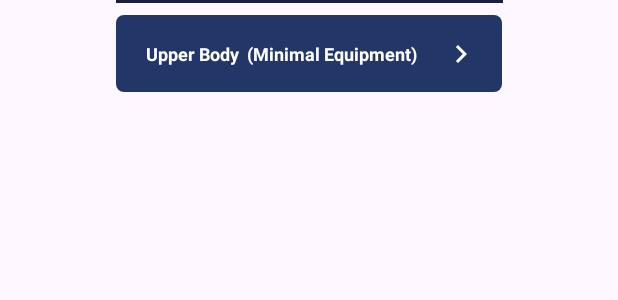
After one commit to Bangkit-Capstone-001/android-bangkit-capstone, an Android app: the layout item_daily_plans.xml on its own in the app's theme, with its tools: preview values and no code run, on a phone screen of 412 x 824 dp. The commit adds this screen. Shown: the top 300 px of the screen. Run offline under Robolectric (Android 15) with nearby library versions, the phone set to English and light mode, and no system bars.

Commit message:
adapter has been built

```diff
--- /dev/null
+++ b/app/src/main/java/com/example/capstoneapp/ui/Feature02/DailyWorkoutPlanAdapter.kt
@@ -0,0 +1,41 @@
+package com.example.capstoneapp.ui.Feature02
+
+import android.view.LayoutInflater
+import android.view.ViewGroup
+import androidx.recyclerview.widget.DiffUtil
+import androidx.recyclerview.widget.ListAdapter
+import androidx.recyclerview.widget.RecyclerView
+import com.example.capstoneapp.data.response.GetDataItem
+import com.example.capstoneapp.databinding.ItemDailyPlansBinding
+
+class DailyWorkoutPlanAdapter : ListAdapter<GetDataItem, DailyWorkoutPlanAdapter.DailyWorkoutPlanViewHolder>(DIFF_CALLBACK) {
+    class DailyWorkoutPlanViewHolder(private val binding: ItemDailyPlansBinding) : RecyclerView.ViewHolder(binding.root) {
+        fun bind(planItem: GetDataItem) {
+            val target = "${planItem.target} Body"
+            val option = "(${planItem.option})"
+            binding.itemDailyPlansTvPlanTarget.text = target
+            binding.itemDailyPlansTvPlanOption.text = option
+
+
+        }
+    }
+
+    override fun onCreateViewHolder(parent: ViewGroup, viewType: Int): DailyWorkoutPlanViewHolder {
+        val binding = ItemDailyPlansBinding.inflate(LayoutInflater.from(parent.context), parent, false)
+        return DailyWorkoutPlanViewHolder(binding)
+    }
+
+    override fun onBindViewHolder(holder: DailyWorkoutPlanViewHolder, position: Int) {
+        val planItem = getItem(position)
+        holder.bind(planItem)
+    }
+
+    companion object {
+        val DIFF_CALLBACK = object : DiffUtil.ItemCallback<GetDataItem>() {
+            override fun areItemsTheSame(oldItem: GetDataItem, newItem: GetDataItem): Boolean = oldItem == newItem
+
+            override fun areContentsTheSame(oldItem: GetDataItem, newItem: GetDataItem): Boolean = oldItem == newItem
+
+        }
+    }
+}
--- a/app/src/main/java/com/example/capstoneapp/ui/Feature02/WorkoutPlanAdapter.kt
+++ b/app/src/main/java/com/example/capstoneapp/ui/Feature02/WorkoutPlanAdapter.kt
@@ -11,7 +11,7 @@ import com.example.capstoneapp.databinding.ItemMyPlansBinding
 import com.example.capstoneapp.databinding.ItemWorkoutBinding
 import com.example.capstoneapp.ui.Feature02.WorkoutPlanDetail.WorkoutPlanDetailActivity
 
-class WorkoutPlanAdapter(): ListAdapter<GetDataItem, WorkoutPlanAdapter.WorkoutPlanViewHolder>(DIFF_CALLBACK) {
+class WorkoutPlanAdapter : ListAdapter<GetDataItem, WorkoutPlanAdapter.WorkoutPlanViewHolder>(DIFF_CALLBACK) {
 
     class WorkoutPlanViewHolder(private val binding: ItemMyPlansBinding) : RecyclerView.ViewHolder(binding.root) {
         fun bind(planItem: GetDataItem) {
--- /dev/null
+++ b/app/src/main/res/layout/item_daily_plans.xml
@@ -0,0 +1,70 @@
+<?xml version="1.0" encoding="utf-8"?>
+<androidx.constraintlayout.widget.ConstraintLayout xmlns:android="http://schemas.android.com/apk/res/android"
+    android:layout_width="match_parent"
+    android:layout_height="wrap_content"
+    xmlns:app="http://schemas.android.com/apk/res-auto">
+
+    <!--    Konsensus ID-->
+    <!--    location_layout_name-->
+    <!--    cth : itemDailyPlans_cl_dailyWorkoutPlanContainer-->
+
+    <com.google.android.material.divider.MaterialDivider
+        android:id="@+id/itemDailyPlans_md_divider"
+        android:layout_width="258dp"
+        android:layout_height="wrap_content"
+        app:layout_constraintTop_toTopOf="parent"
+        app:layout_constraintStart_toStartOf="parent"
+        app:layout_constraintEnd_toEndOf="parent"
+        app:dividerThickness="2dp"
+        app:dividerColor="#152042"/>
+
+    <androidx.constraintlayout.widget.ConstraintLayout
+        android:id="@+id/itemDailyPlans_cl_planContainer"
+        android:layout_width="257dp"
+        android:layout_height="51dp"
+        android:background="@drawable/shape_workout_preference_preferences"
+        android:layout_marginTop="8dp"
+        android:layout_marginBottom="8dp"
+        app:layout_constraintStart_toStartOf="parent"
+        app:layout_constraintEnd_toEndOf="parent"
+        app:layout_constraintTop_toBottomOf="@id/itemDailyPlans_md_divider"
+        app:layout_constraintBottom_toBottomOf="parent">
+
+        <TextView
+            android:id="@+id/itemDailyPlans_tv_planTarget"
+            android:layout_width="wrap_content"
+            android:layout_height="wrap_content"
+            android:text="Upper Body"
+            android:textSize="12sp"
+            android:textColor="#ffffff"
+            android:textStyle="bold"
+            android:layout_marginStart="20dp"
+            app:layout_constraintTop_toTopOf="parent"
+            app:layout_constraintBottom_toBottomOf="parent"
+            app:layout_constraintStart_toStartOf="parent" />
+
+        <TextView
+            android:id="@+id/itemDailyPlans_tv_planOption"
+            android:layout_width="wrap_content"
+            android:layout_height="wrap_content"
+            android:text="(Minimal Equipment)"
+            android:textSize="12sp"
+            android:textColor="#ffffff"
+            android:textStyle="bold"
+            android:layout_marginStart="5dp"
+            app:layout_constraintTop_toTopOf="parent"
+            app:layout_constraintBottom_toBottomOf="parent"
+            app:layout_constraintStart_toEndOf="@id/itemDailyPlans_tv_planTarget"/>
+
+        <ImageView
+            android:id="@+id/itemDailyPlans_iv_nextButton"
+            android:layout_width="wrap_content"
+            android:layout_height="wrap_content"
+            android:src="@drawable/vector_next_24x24"
+            android:layout_marginEnd="15dp"
+            app:layout_constraintEnd_toEndOf="parent"
+            app:layout_constraintTop_toTopOf="parent"
+            app:layout_constraintBottom_toBottomOf="parent" />
+    </androidx.constraintlayout.widget.ConstraintLayout>
+
+</androidx.constraintlayout.widget.ConstraintLayout>
```
